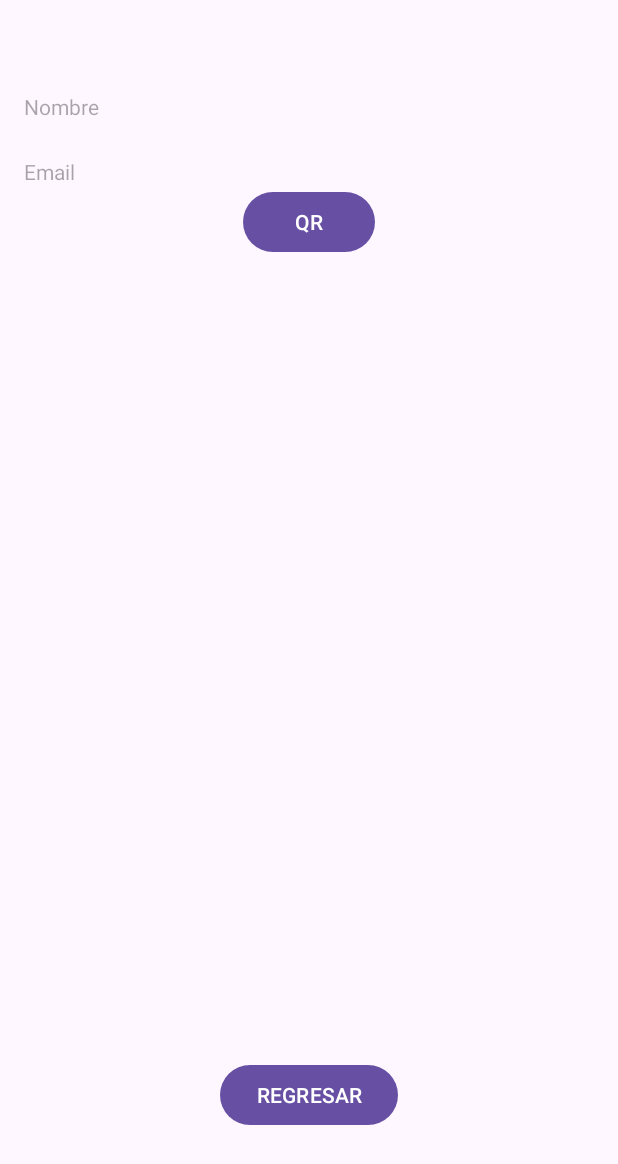
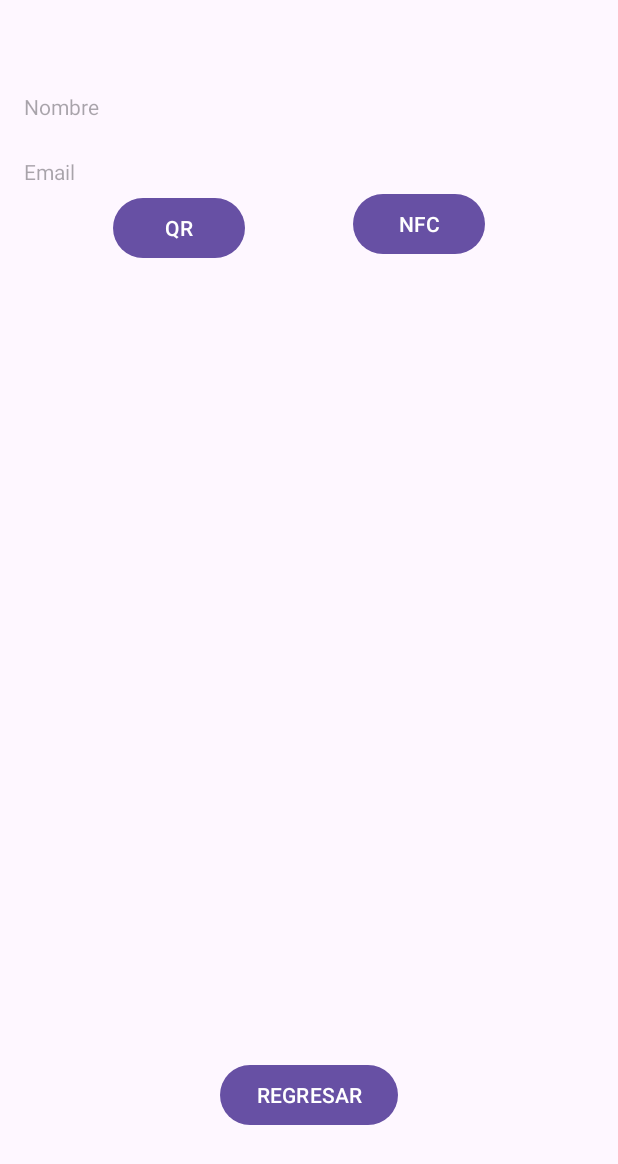
Before and after one commit to Marcelo935/AcademTracker, an Android app: the PerfilProfesorActivity screen opened directly, with no data from a screen before it, on a phone screen of 412 x 824 dp. Shown: the top 1164 px of the screen. Run offline under Robolectric (Android 15) with nearby library versions, the phone set to English and light mode, and no system bars; our stand-ins replace Firebase (no records; nobody signed in at launch, a user with empty details on screens opened directly); libraries missing offline, so code that uses them is left out: com.google.zxing.integration, com.journeyapps.barcodescanner; Roboto replaces fonts that are not available here.

```diff
--- a/app/src/main/java/com/example/academtracker/UsuarioBasico/PerfilProfesorActivity.java
+++ b/app/src/main/java/com/example/academtracker/UsuarioBasico/PerfilProfesorActivity.java
@@ -11,6 +11,7 @@ import android.widget.Button;
 import android.widget.TextView;
 import android.widget.Toast;
 
+import com.example.academtracker.LectorNFCActivity;
 import com.example.academtracker.R;
 import com.google.android.gms.tasks.OnFailureListener;
 import com.google.android.gms.tasks.OnSuccessListener;
@@ -33,7 +34,7 @@ public class PerfilProfesorActivity extends AppCompatActivity {
 
     MaterialButton regresar;
 
-    Button scanner;
+    Button scanner, NFC;
 
     String useremail = "";
 
@@ -50,6 +51,7 @@ public class PerfilProfesorActivity extends AppCompatActivity {
         nombreprofesor = findViewById(R.id.nombrecompleto);
         emailprofesor = findViewById(R.id.emailprofesor);
         scanner = findViewById(R.id.QRbutton);
+        NFC = findViewById(R.id.NFCbutton);
 
         scanner.setOnClickListener(view -> startQRScanner());
 
@@ -101,6 +103,15 @@ public class PerfilProfesorActivity extends AppCompatActivity {
                 finish();
             }
         });
+
+        NFC.setOnClickListener(new View.OnClickListener() {
+            @Override
+            public void onClick(View v) {
+                // Inicia la actividad LectorNFCActivity
+                Intent intent = new Intent(PerfilProfesorActivity.this, LectorNFCActivity.class);
+                startActivity(intent);
+            }
+        });
     }
 
     private void startQRScanner() {
--- a/app/src/main/res/layout/activity_perfil_profesor.xml
+++ b/app/src/main/res/layout/activity_perfil_profesor.xml
@@ -56,11 +56,23 @@
         android:id="@+id/QRbutton"
         android:layout_width="wrap_content"
         android:layout_height="wrap_content"
+        android:layout_marginTop="4dp"
         android:text="QR"
-        tools:layout_editor_absoluteX="157dp"
-        tools:layout_editor_absoluteY="283dp"
+        app:layout_constraintEnd_toEndOf="parent"
+        app:layout_constraintHorizontal_bias="0.232"
         app:layout_constraintStart_toStartOf="parent"
+        app:layout_constraintTop_toBottomOf="@id/emailprofesor" />
+
+    <Button
+        android:id="@+id/NFCbutton"
+        android:layout_width="wrap_content"
+        android:layout_height="wrap_content"
+        android:layout_marginTop="104dp"
+        android:layout_marginEnd="72dp"
+        android:text="NFC"
         app:layout_constraintEnd_toEndOf="parent"
-        app:layout_constraintTop_toBottomOf="@id/emailprofesor"/>
+        app:layout_constraintHorizontal_bias="0.935"
+        app:layout_constraintStart_toStartOf="parent"
+        app:layout_constraintTop_toBottomOf="@id/imageView2" />
 
 </androidx.constraintlayout.widget.ConstraintLayout>
--- /dev/null
+++ b/app/src/main/res/xml/nfc_tech_filter.xml
@@ -0,0 +1,6 @@
+<?xml version="1.0" encoding="utf-8"?>
+<resources xmlns:xliff="urn:oasis:names:tc:xliff:document:1.2">
+    <tech-list>
+        <tech>android.nfc.tech.Ndef</tech>
+    </tech-list>
+</resources>
```
Also changed, not shown: app/src/main/AndroidManifest.xml (+17 -5 lines), app/src/main/java/com/example/academtracker/LectorNFCActivity.java (+42 -11 lines).
